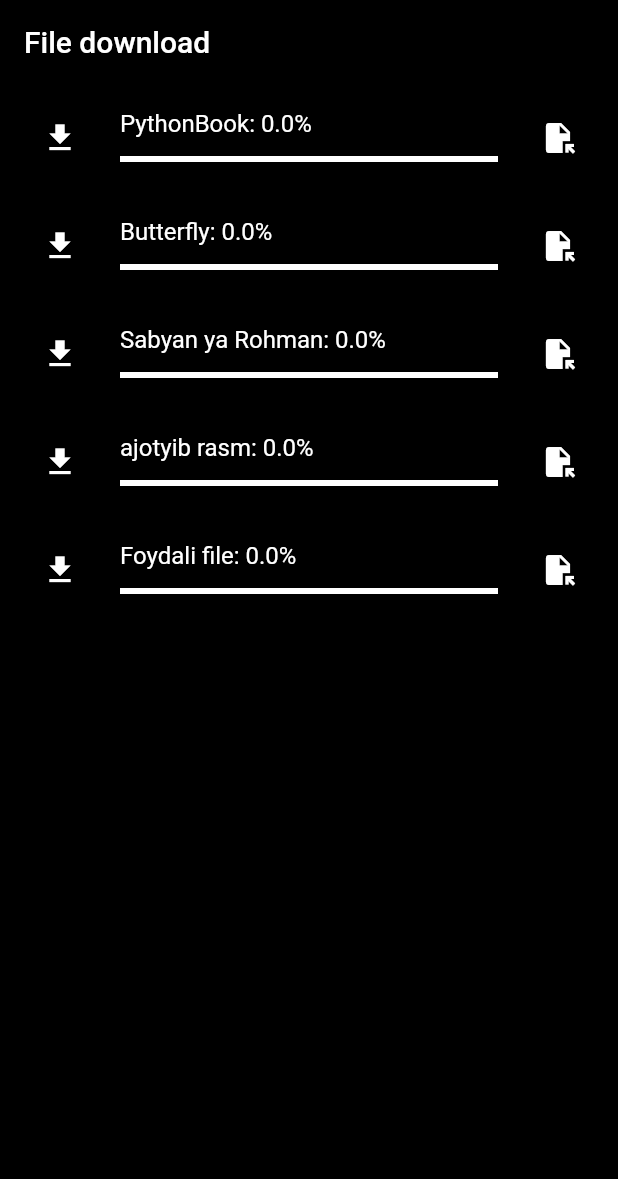
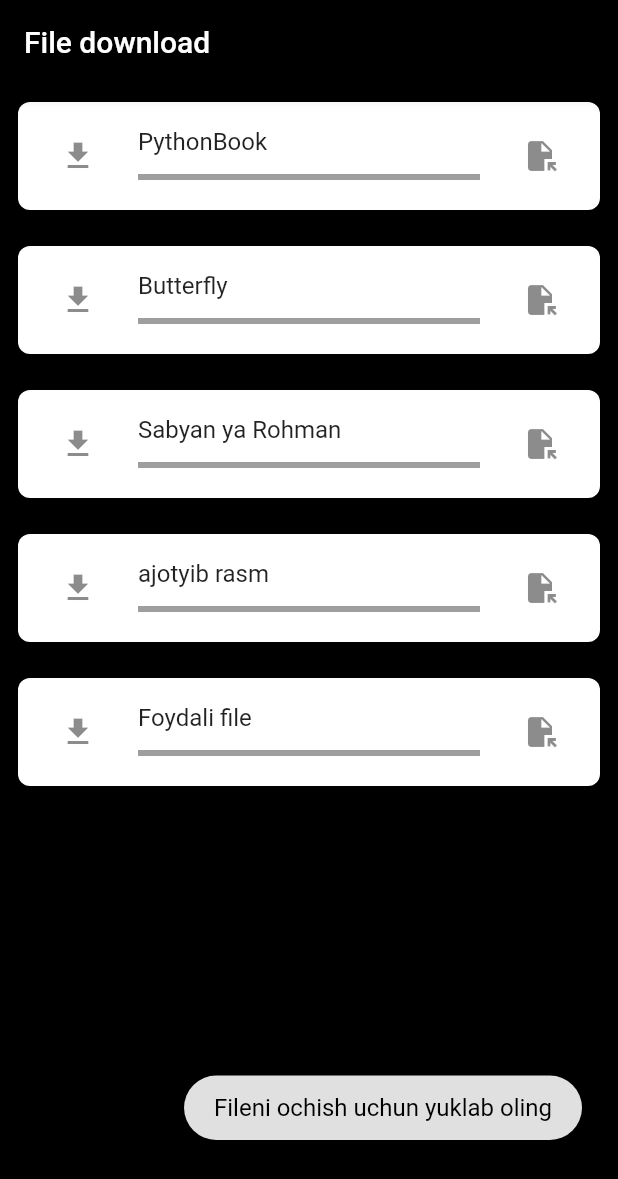
Before and after one commit to IbrohimToxtasinov/local_notification, a Flutter app: the FileDownloadExample screen opened directly, after a tap on the "file open" icon, on a phone screen of 412 x 824 dp. Shown: the top 1179 px of the screen. Run offline on Flutter 3.47's test engine with Material 2 defaults, Android fonts, the phone set to English and light mode, and no system bars; our stand-ins replace bloc, connectivity_plus, dio, equatable, firebase_core, firebase_messaging and 8 more; accounts and stored records are empty; network calls fail.

Commit message:
file download with isolate

```diff
--- a/lib/data/services/local_notification/local_notification_service.dart
+++ b/lib/data/services/local_notification/local_notification_service.dart
@@ -90,11 +90,12 @@ class LocalNotificationService {
 
   void showNotification({
     required int id,
+    required String title,
   }) {
     flutterLocalNotificationsPlugin.show(
       id,
-      "Ibrohim",
-      "Bugun darsga borolmayman ID:$id",
+      title,
+      "",
       NotificationDetails(
         android: AndroidNotificationDetails(
           androidNotificationChannel.id,
--- a/lib/state_managers/cubit/file_download/file_download_cubit.dart
+++ b/lib/state_managers/cubit/file_download/file_download_cubit.dart
@@ -1,152 +1,51 @@
 import 'dart:io';
+import 'dart:isolate';
+import 'package:bloc/bloc.dart';
 import 'package:dio/dio.dart';
-import 'package:flutter/cupertino.dart';
-import 'package:flutter_bloc/flutter_bloc.dart';
 import 'package:local_notification/data/models/file_info/file_info.dart';
-import 'package:local_notification/utils/my_utils.dart';
-import 'package:path_provider/path_provider.dart';
-import 'package:permission_handler/permission_handler.dart';
-import 'file_download_state.dart';
+import 'package:local_notification/state_managers/cubit/get_notification/get_notification_cubit.dart';
+import 'package:local_notification/utils/locator.dart';
+import 'package:meta/meta.dart';
 
-class FileManagerCubit extends Cubit<FileManagerState> {
-  FileManagerCubit()
-      : super(
-    FileManagerState(
-      stop: true,
-      progress: 0.0,
-      newFileLocation: "",
-    ),
-  );
+part 'file_download_state.dart';
 
-  void stopped({required bool stopped, stop}) async {
-    stop == stopped;
+class FileDownloadCubit extends Cubit<FileDownloadState> {
+  FileDownloadCubit() : super(FileDownloadInitial());
+
+  var downloadedImagePath = '/storage/emulated/0/Download/';
+
+  void downloadFile({required FileInfo file})  async {
+    await Isolate.run(await _fileDownloader(file: file));
+    Isolate.exit();
   }
 
-//   void downloadIfExists({
-//     required FileInfo fileInfo, stop,
-//   }) async {
-//     bool hasPermission = await _requestWritePermission();
-//     if (!hasPermission) return;
-//     if (stop == false) {
-//       MyUtils.getMyToast(message: "Yuklash jarayoni tugadi");
-//     } else {
-//       Dio dio = Dio();
-//       var directory = await getDownloadPath();
-//       debugPrint("Path: ${directory?.path}");
-//       String url = fileInfo.fileUrl;
-//       String newFileLocation =
-//           "${directory?.path}/${fileInfo.fileName}${DateTime
-//           .now()
-//           .microsecond}${url.substring(url.length - 5, url.length)}";
-//       try {
-//         await dio.download(url, newFileLocation,
-//             onReceiveProgress: (received, total) {
-//               var pr = received / total;
-//               print(pr);
-//               emit(state.copyWith(progress: pr));
-//             });
-//         emit(state.copyWith(newFileLocation: newFileLocation));
-//       } catch (error) {
-//         debugPrint("Download Error:$error");
-//       }
-//     }
-//   }
-// }
+  _fileDownloader({required FileInfo file}) async {
+    Dio dio = appLocator<Dio>();
+    try {
+      bool isExist = await File("$downloadedImagePath${file.fileName}").exists();
+      if(!isExist){
+        appLocator<NotificationCubit>().sendNotification(id: 1, isFinished: false);
+        await dio.download(
+          file.fileUrl,
+          "$downloadedImagePath${file.fileName}",
+          onReceiveProgress: (rec, total) async{
+            num progress=rec/total;
+            emitProgress(progress);
+            if(rec == total){
+              appLocator<NotificationCubit>().sendNotification(id: 1,isFinished: true);
+              emit(FileDownloadInSuccessState());
+            }
+          },
+        );
+      }
+      else{
+      }
+    } catch (e) {}
+    emit(FileDownloadInSuccessState());
+  }
 
-// void downloadFile({
-//   required String fileName,
-//   required String url,
-// }) async {
-//   //Permission get
-//   bool hasPermission = await _requestWritePermission();
-//   if (!hasPermission) return;
-//   Dio dio = Dio();
-//
-//   // Userga ko'rinadigan path
-//   var directory = await getDownloadPath();
-//   String newFileLocation =
-//       "${directory?.path}/$fileName${url.substring(
-//       url.length - 5, url.length)}";
-//   var allFiles = directory?.list();
-//
-//   print("NEW FILE:$newFileLocation");
-//
-//   List<String> filePaths = [];
-//   await allFiles?.forEach((element) {
-//     print("FILES IN DOWNLOAD FOLDER:${element.path}");
-//     filePaths.add(element.path.toString());
-//   });
-//
-//   if (filePaths.contains(newFileLocation)) {
-//     OpenFile.open(newFileLocation);
-//   } else {
-//     try {
-//       await dio.download(url, newFileLocation,
-//           onReceiveProgress: (received, total) {
-//             double pr = received / total;
-//             emit(state.copyWith(progress: pr));
-//           });
-//       OpenFile.open(newFileLocation);
-//     } catch (error) {
-//       debugPrint("DOWNLOAD ERROR:$error");
-//     }
-//   }
-// }
 
-void downloadIfExists({
-  required FileInfo fileInfo,
-}) async {
-  bool hasPermission = await _requestWritePermission();
-  if (!hasPermission) return;
-  Dio dio = Dio();
-  var directory = await getDownloadPath();
-  if(directory==null){
-    return ;
-  }
-  print("PATH :${directory.path}");
-  String url = fileInfo.fileUrl;
-  String newFileLocation =
-      "${directory.path}${fileInfo.fileName}${DateTime.now().millisecond}${url.substring(url.length - 5, url.length)}";
-  print("New Location : $newFileLocation");
-  try {
-    await dio.download(url, newFileLocation,
-        onReceiveProgress: (received, total) {
-          var pr = received / total;
-          print(pr);
-          emit(state.copyWith(progress: pr));
-        });
-    emit(state.copyWith(newFileLocation: newFileLocation));
-  } catch (error) {
-    debugPrint("DOWNLOAD ERROR:$error");
+  emitProgress(num progress){
+    emit(FileDownloadInProgressState(progress: progress));
   }
 }
-
-Future<bool> _requestWritePermission() async {
-  bool temp = await Permission.storage
-      .request()
-      .isGranted;
-  if(temp) {
-    return true;
-  } else{
-    await Permission.storage.request();
-  }
-  return false;
-
-}
-
-Future<Directory?> getDownloadPath() async {
-  Directory? directory;
-  try {
-    if (Platform.isIOS) {
-      directory = await getApplicationDocumentsDirectory();
-    } else {
-      directory = Directory('/storage/emulated/0/Download/');
-      if (!await directory.exists()) {
-        directory = await getExternalStorageDirectory();
-      }
-    }
-  } catch (err) {
-    debugPrint("Cannot get download folder path");
-  }
-  return directory;
-}}
--- a/lib/state_managers/cubit/file_download/file_download_state.dart
+++ b/lib/state_managers/cubit/file_download/file_download_state.dart
@@ -1,31 +1,12 @@
-import 'package:equatable/equatable.dart';
+part of 'file_download_cubit.dart';
 
-class FileManagerState extends Equatable {
-  FileManagerState({
-    required this.stop,
-    required this.progress,
-    required this.newFileLocation,
-  });
+@immutable
+abstract class FileDownloadState {}
 
-  final double progress;
-  final bool stop;
-  final String newFileLocation;
+class FileDownloadInitial extends FileDownloadState {}
 
-  FileManagerState copyWith({
-    double? progress,
-    bool? stop,
-    String? newFileLocation,
-  }) =>
-      FileManagerState(
-        stop: stop ?? this.stop,
-        progress: progress ?? this.progress,
-        newFileLocation: newFileLocation ?? this.newFileLocation,
-      );
-
-  @override
-  List<Object?> get props => [
-        progress,
-        newFileLocation,
-        stop,
-      ];
+class FileDownloadInProgressState extends FileDownloadState{
+  num progress;
+  FileDownloadInProgressState({required this.progress});
 }
+class FileDownloadInSuccessState extends FileDownloadState{}
--- a/lib/state_managers/cubit/get_notification/get_notification_cubit.dart
+++ b/lib/state_managers/cubit/get_notification/get_notification_cubit.dart
@@ -1,5 +1,6 @@
 import 'package:flutter_bloc/flutter_bloc.dart';
 import 'package:local_notification/data/local_db/local_database.dart';
+import 'package:local_notification/data/services/local_notification/local_notification_service.dart';
 import 'package:local_notification/state_managers/cubit/get_notification/get_notification_state.dart';
 
 class NotificationCubit extends Cubit<NotificationState> {
@@ -12,4 +13,11 @@ class NotificationCubit extends Cubit<NotificationState> {
     var notifications = await LocalDatabase.getAllNotifications();
     emit(LoadNotificationSuccess(notifications: notifications));
   }
+
+  sendNotification({required id, required isFinished}) {
+    LocalNotificationService.localNotificationService.showNotification(
+      id: id,
+      title: isFinished ? "File yuklab bo'lindi " : "File yuklanyapdi",
+    );
+  }
 }
--- a/lib/ui/download_page/download_screen.dart
+++ b/lib/ui/download_page/download_screen.dart
@@ -23,7 +23,7 @@ class _FileDownloadExampleState extends State<FileDownloadExample> {
       body: ListView(
         children: List.generate(filesData.length, (index) {
           var singleFile = filesData[index];
-          return SingleFileDownload(fileInfo: singleFile);
+          return SingleFileDownload(file: singleFile);
         }),
       ),
     );
--- a/lib/ui/download_page/widgets/single_file_download.dart
+++ b/lib/ui/download_page/widgets/single_file_download.dart
@@ -1,62 +1,89 @@
+import 'dart:io';
 import 'package:flutter/material.dart';
 import 'package:flutter_bloc/flutter_bloc.dart';
 import 'package:local_notification/data/models/file_info/file_info.dart';
 import 'package:local_notification/state_managers/cubit/file_download/file_download_cubit.dart';
-import 'package:local_notification/state_managers/cubit/file_download/file_download_state.dart';
 import 'package:local_notification/utils/my_utils.dart';
-import 'package:open_file_safe/open_file_safe.dart';
+import 'package:open_filex/open_filex.dart';
 
-import '../../../data/services/local_notification/local_notification_service.dart';
+class SingleFileDownload extends StatefulWidget {
+  final FileInfo file;
 
-class SingleFileDownload extends StatelessWidget {
-  SingleFileDownload({Key? key, required this.fileInfo}) : super(key: key);
+  const SingleFileDownload({required this.file, Key? key}) : super(key: key);
 
-  final FileInfo fileInfo;
-  FileManagerCubit fileManagerCubit = FileManagerCubit();
+  @override
+  State<SingleFileDownload> createState() => _SingleFileDownloadState();
+}
+
+class _SingleFileDownloadState extends State<SingleFileDownload> {
+  double done = 0;
+  bool isDownloaded = false;
+
+  checkStatus() async {
+    isDownloaded =
+        await File("/storage/emulated/0/Download/${widget.file.fileName}")
+            .exists();
+    setState(() {});
+  }
+
+  @override
+  void initState() {
+    checkStatus();
+    super.initState();
+  }
 
   @override
   Widget build(BuildContext context) {
-    return BlocProvider.value(
-      value: fileManagerCubit,
-      child: BlocBuilder<FileManagerCubit, FileManagerState>(
-        builder: (context, state) {
-          return ListTile(
-            leading: state.newFileLocation.isEmpty
-                ? IconButton(
-                onPressed: () {
-                  if(state.progress == 0.0 ) {
-                    context
-                        .read<FileManagerCubit>()
-                        .downloadIfExists(fileInfo: fileInfo);
-                  }else if(state.progress > 0.0) {
-                    context
-                        .read<FileManagerCubit>()
-                        .stopped(stopped: false);
+    return BlocProvider(
+      create: (context) => FileDownloadCubit(),
+      child: BlocConsumer<FileDownloadCubit, FileDownloadState>(
+        listener: (context, state) {
+          if (state is FileDownloadInSuccessState) {
+            checkStatus();
           }
         },
-                icon: const Icon(Icons.download, color: Colors.white,))
-                : const Icon(Icons.download_done,color: Colors.white),
-            title: Text("${fileInfo.fileName}: ${state.progress * 100}%", style: TextStyle(color: Colors.white,),),
+        builder: (context, state) => Container(
+          margin: const EdgeInsets.all(12),
+          decoration: BoxDecoration(
+              color: Colors.white, borderRadius: BorderRadius.circular(8)),
+          child: ListTile(
+              title: Text(widget.file.fileName),
               subtitle: LinearProgressIndicator(
-              value: state.progress,
-              backgroundColor: Colors.white,
+                value: isDownloaded
+                    ? 100
+                    : state is FileDownloadInProgressState
+                        ? state.progress.toDouble()
+                        : 0,
+                backgroundColor: Colors.grey,
               ),
               trailing: IconButton(
-              onPressed: () {
-                if (state.newFileLocation.isNotEmpty) {
-                  OpenFile.open(state.newFileLocation);
-                }else if(state.progress < 100){
-                  context
-                      .read<FileManagerCubit>()
-                      .downloadIfExists(fileInfo: fileInfo);
-                  LocalNotificationService.localNotificationService
-                      .showNotification(id: 5);
+                icon: const Icon(Icons.file_open),
+                onPressed: () async {
+                  bool isExist = await File(
+                          "/storage/emulated/0/Download/${widget.file.fileName}")
+                      .exists();
+                  if (isExist) {
+                    OpenFilex.open(
+                        "/storage/emulated/0/Download/${widget.file.fileName}");
+                  } else {
+                    MyUtils.getMyToast(
+                        message: "Fileni ochish uchun yuklab oling");
                   }
                 },
-              icon: const Icon(Icons.file_open, color: Colors.white),
               ),
-          );
+              leading: IconButton(
+                onPressed: () {
+                  context
+                      .read<FileDownloadCubit>()
+                      .downloadFile(file: widget.file);
                 },
+                icon: isDownloaded
+                    ? const Icon(
+                        Icons.done,
+                      )
+                    : const Icon(Icons.download),
+              )),
+        ),
       ),
     );
   }
--- a/lib/ui/home_page/home_page.dart
+++ b/lib/ui/home_page/home_page.dart
@@ -25,7 +25,7 @@ class _HomePageState extends State<HomePage> {
               onPressed: () {
                 currentId++;
                 LocalNotificationService.localNotificationService
-                    .showNotification(id: currentId);
+                    .showNotification(id: currentId, title: "Salom Sizga Nnotification keldi");
               },
               child: Text("SIMPLE Notifiction 1"),
             ),
@@ -33,7 +33,7 @@ class _HomePageState extends State<HomePage> {
               onPressed: () {
                 currentId++;
                 LocalNotificationService.localNotificationService
-                    .showNotification(id: currentId);
+                    .showNotification(id: currentId, title: "Salom Sizga Nnotification keldi");
               },
               child: Text("SIMPLE Notifiction 2"),
             ),
--- a/lib/utils/locator.dart
+++ b/lib/utils/locator.dart
@@ -1,8 +1,12 @@
+import 'package:dio/dio.dart';
 import 'package:get_it/get_it.dart';
 import 'package:local_notification/data/repositories/notification_repository.dart';
+import 'package:local_notification/state_managers/cubit/get_notification/get_notification_cubit.dart';
 
 final appLocator = GetIt.instance;
 
 Future<void> locatorSetUp() async {
   appLocator.registerLazySingleton(() => NotificationRepository());
+  appLocator.registerLazySingleton(() => Dio());
+  appLocator.registerLazySingleton(() => NotificationCubit());
 }
--- a/pubspec.yaml
+++ b/pubspec.yaml
@@ -50,7 +50,8 @@ dependencies:
   http: ^0.13.5
   path_provider: ^2.0.11
   cached_network_image: ^3.2.2
-  open_file_safe: ^3.2.3
+#  open_file_safe: ^3.2.3
+  open_filex: ^4.3.2
   permission_handler: ^10.2.0
   dio: ^4.0.6
   fluttertoast: ^8.1.2
```
Also changed, not shown: pubspec.lock. Lines whose indentation alone changed are shown as unchanged.
